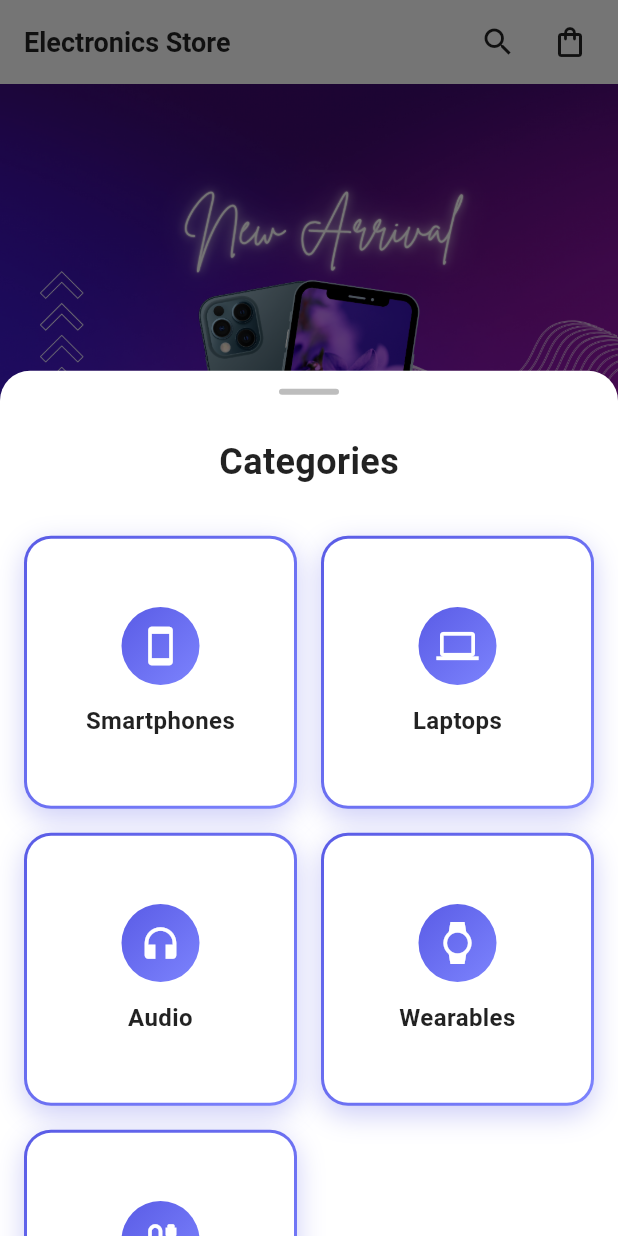
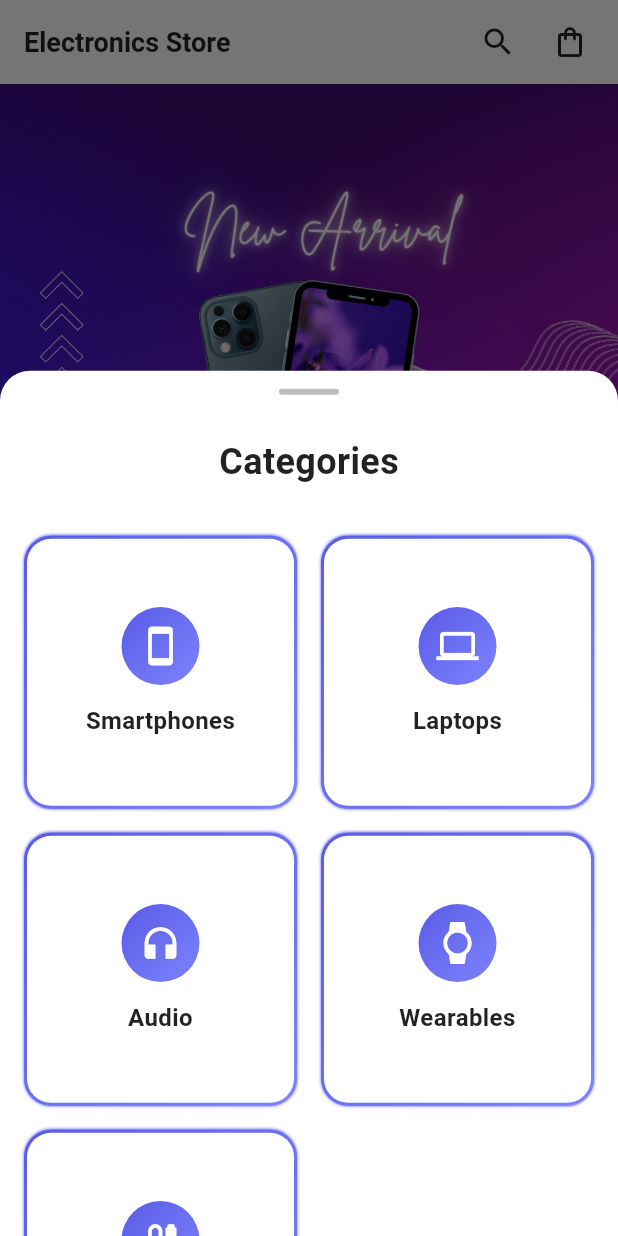
Before and after one commit to ShariniN/Flutter_Assignment1, a Flutter app: the screen it shows after launch, item 2 of the bottom bar chosen, on a phone screen of 412 x 824 dp. Run offline on Flutter 3.47's test engine with Material 3 defaults, Android fonts, the phone set to English and light mode, and no system bars.

Commit message:
Update UI navbar

```diff
--- a/lib/widgets/navbar.dart
+++ b/lib/widgets/navbar.dart
@@ -159,9 +159,9 @@ class _NavigationLayoutState extends State<NavigationLayout> {
           borderRadius: BorderRadius.circular(18),
           boxShadow: [
             BoxShadow(
-              color: Color(0xFF5A5CE6).withOpacity(0.3),
-              blurRadius: 15,
-              offset: Offset(0, 6),
+              color: Color(0xFF5A5CE6),
+              blurRadius: 1,
+
             ),
           ],
         ),
@@ -302,7 +302,7 @@ class _NavigationLayoutState extends State<NavigationLayout> {
         decoration: BoxDecoration(
           boxShadow: [
             BoxShadow(
-              color: Colors.black.withOpacity(0.1),
+              color: Colors.black,
               blurRadius: 10,
               offset: Offset(0, -2),
             ),
```
